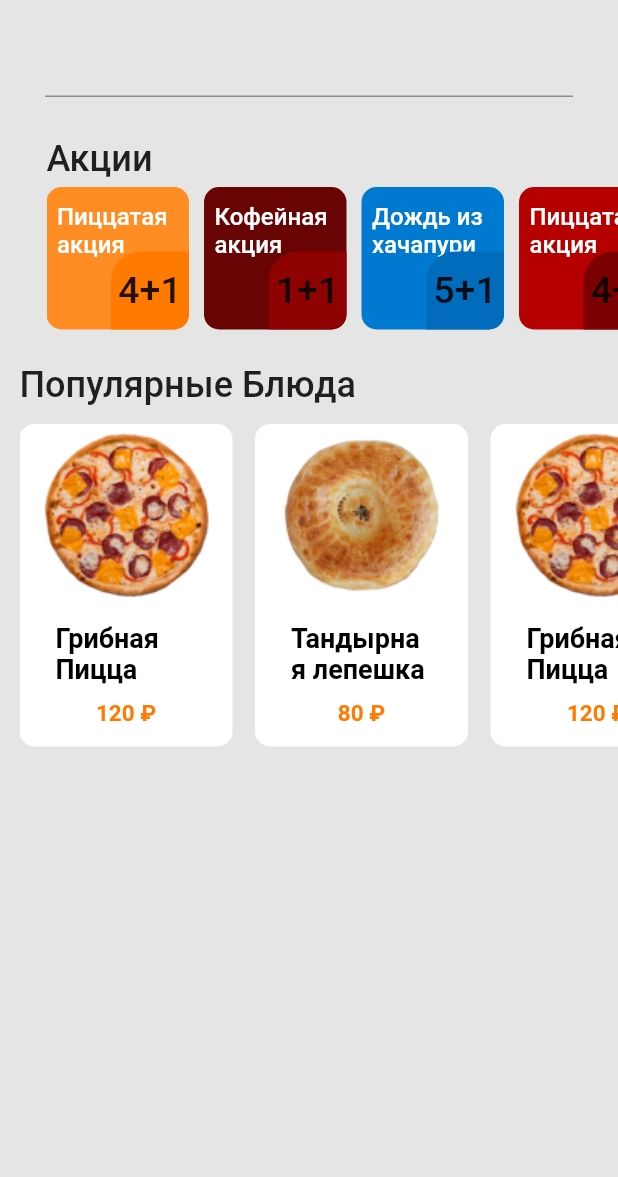
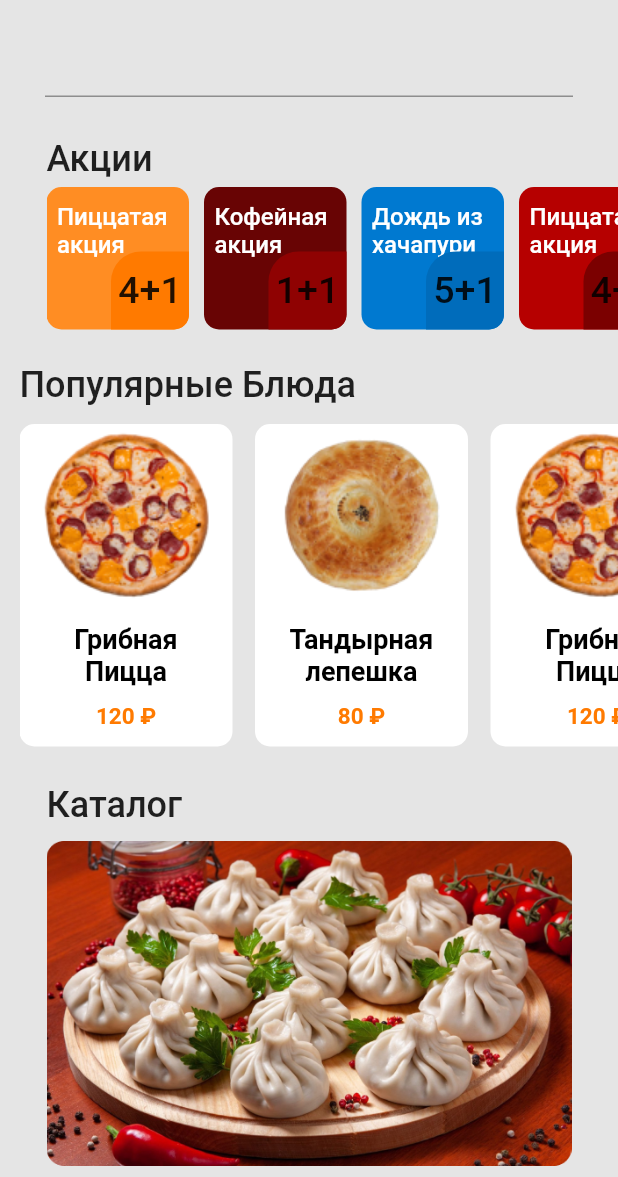
Before and after one commit to IceUnite/guga_screen, a Flutter app: the screen it shows after launch, on a phone screen of 412 x 824 dp, the part 59-1236 px from its top. Run offline on Flutter 3.47's test engine with Material 2 defaults, Android fonts, the phone set to English and light mode, and no system bars; our stand-ins replace flutter_riverpod, flutter_svg, freezed_annotation, riverpod; missing offline and left inert: dart:ffi.

Commit message:
Сделал Ui homePage

```diff
--- /dev/null
+++ b/lib/home_page/data/catalog_product_data.dart
@@ -0,0 +1,25 @@
+import 'package:flutter/material.dart';
+
+class catalogProduct {
+  String assetIamge;
+  String title;
+  String subTitle;
+
+  catalogProduct(
+      this.assetIamge,
+      this.title,
+      this.subTitle,
+      );
+
+}
+List<catalogProduct> catalogProductData = <catalogProduct>[
+  catalogProduct('assets/images/catalog1.png', 'Хинкали', 'Все виды хинкали на любой вкус'),
+  catalogProduct('assets/images/catalog2.png', 'Пицца', 'Тончайшая пицца, на любой вкус'),
+  catalogProduct('assets/images/catalog3.png', 'Лаваш', 'Сочный и диетический лаваш'),
+  catalogProduct('assets/images/catalog4.png', 'Хачапури', 'Сытные и вкусные хачапури'),
+  catalogProduct('assets/images/catalog5.png', 'Булочки', 'Тающие во рту булочки'),
+  catalogProduct('assets/images/catalog6.png', 'Самса', 'Мясная и хрустящая самса, из тандыра'),
+  catalogProduct('assets/images/catalog7.png', 'Хлеб', 'Попробовав, вернетесь в детство'),
+  catalogProduct('assets/images/catalog8.png', 'Еда для бизнеса', 'Накормите своих сотрудников'),
+
+];
--- a/lib/home_page/home_page_ui.dart
+++ b/lib/home_page/home_page_ui.dart
@@ -1,11 +1,13 @@
 import 'package:flutter/material.dart';
 import 'package:flutter_riverpod/flutter_riverpod.dart';
 import 'package:guga_screen/home_page/data/popular_food_data.dart';
+import 'package:guga_screen/home_page/widgets/catalog_product.dart';
 import 'package:guga_screen/home_page/widgets/home_page_appbar.dart';
 import 'package:guga_screen/home_page/widgets/popular_food.dart';
 import 'package:guga_screen/home_page/widgets/promotion_widget.dart';
 import 'package:guga_screen/profile_page/manager.dart';
 
+import 'data/catalog_product_data.dart';
 import 'data/home_page_promotion_data.dart';
 import 'manager.dart';
 
@@ -22,7 +24,7 @@ class _HomePageState extends ConsumerState<HomePage> {
     final homeManager = ref.watch(homeManagerProvider);
     final manager = ref.watch(profileManagerProvider);
     return Scaffold(
-      backgroundColor: Color(0xffE5E5E5),
+      backgroundColor: const Color(0xffE5E5E5),
       appBar: HomePageAppBar(manager.profilePageStateHolder.userAdress),
       body: SingleChildScrollView(
         child: Column(
@@ -31,7 +33,9 @@ class _HomePageState extends ConsumerState<HomePage> {
             Center(
               child: Container(
                   margin: const EdgeInsets.only(left: 30, right: 30),
-                  child: const TextField()),
+                  child: const TextField(
+                    decoration: InputDecoration(),
+                  )),
             ),
             const SizedBox(
               height: 27,
@@ -63,14 +67,19 @@ class _HomePageState extends ConsumerState<HomePage> {
                 },
               ),
             ),
-            const SizedBox(height: 23,),
+            const SizedBox(
+              height: 23,
+            ),
             Container(
               margin: const EdgeInsets.only(left: 13),
               child: const Text(
                 "Популярные Блюда",
                 style: TextStyle(fontSize: 24, fontWeight: FontWeight.w500),
-              ),),
-            SizedBox(height: 12,),
+              ),
+            ),
+            const SizedBox(
+              height: 12,
+            ),
             Container(
               width: double.infinity,
               height: 215,
@@ -82,11 +91,39 @@ class _HomePageState extends ConsumerState<HomePage> {
                   return PopularFood(
                     imageAsset: popularFoodData[index].imageAsset,
                     title: popularFoodData[index].title,
-                    price: popularFoodData[index].price,);
+                    price: popularFoodData[index].price,
+                  );
                 },
               ),
             ),
-
+            const SizedBox(
+              height: 25,
+            ),
+            Container(
+              margin: const EdgeInsets.only(left: 31),
+              child: const Text(
+                'Каталог',
+                style: TextStyle(fontSize: 24, fontWeight: FontWeight.w500),
+              ),
+            ),
+            const SizedBox(
+              height: 10,
+            ),
+            Container(
+              child: ListView.builder(
+                //TODO Починить прокрутку в этом LISTVIEW
+                shrinkWrap: true,
+                scrollDirection: Axis.vertical,
+                itemCount: catalogProductData.length,
+                itemBuilder: (context, int index) {
+                  return CatalogProduct(
+                    assetImage: catalogProductData[index].assetIamge,
+                    title: catalogProductData[index].title,
+                    subTitle: catalogProductData[index].subTitle,
+                  );
+                },
+              ),
+            ),
           ],
         ),
       ),
--- /dev/null
+++ b/lib/home_page/widgets/catalog_product.dart
@@ -0,0 +1,55 @@
+import 'package:flutter/material.dart';
+
+class CatalogProduct extends StatelessWidget {
+  final String assetImage;
+  final String title;
+  final String subTitle;
+
+  const CatalogProduct(
+      {Key? key,
+      required this.assetImage,
+      required this.title,
+      required this.subTitle,
+      })
+      : super(key: key);
+
+  @override
+  Widget build(BuildContext context) {
+    return Container(
+      height: 250,
+      width: double.infinity,
+      margin: const EdgeInsets.only(left: 31, right:31, bottom: 20),
+      child: Column(
+        crossAxisAlignment: CrossAxisAlignment.start,
+        children: [
+          Container(
+            decoration: BoxDecoration(
+              borderRadius: BorderRadius.circular(10),
+            ),
+            child: Image.asset(assetImage, fit: BoxFit.fill,),
+          ),
+          const SizedBox(
+            height: 5,
+          ),
+          Text(
+            title,
+            textAlign: TextAlign.start,
+            style: const TextStyle(
+              fontWeight: FontWeight.w500,
+              fontSize: 19,
+            ),
+          ),
+          Text(
+            subTitle,
+            textAlign: TextAlign.start,
+            style: const TextStyle(
+              fontWeight: FontWeight.w400,
+              fontSize: 15,
+              color: Color(0xff373737),
+            ),
+          ),
+        ],
+      ),
+    );
+  }
+}
--- a/lib/home_page/widgets/popular_food.dart
+++ b/lib/home_page/widgets/popular_food.dart
@@ -18,6 +18,7 @@ class PopularFood extends StatelessWidget {
         borderRadius: BorderRadius.circular(10),
       ),
       child: Column(
+        crossAxisAlignment: CrossAxisAlignment.center,
         children: [
           const SizedBox(
             height: 5,
@@ -32,15 +33,18 @@ class PopularFood extends StatelessWidget {
           ),
            Center(
             child: SizedBox(
-                width: 94,
-                height: 42,
+                width: 100,
+                height: 44,
+                child: Center(
                   child: Text(
                     title,
+                    textAlign: TextAlign.center,
                     maxLines: 2,
                     style: const TextStyle(
                         fontSize: 18,
                         fontWeight: FontWeight.w600,
                         color: Colors.black),
+                  ),
                 )),
           ),
           const SizedBox(
```
Also changed, not shown: assets/images/catalog1.png (added), assets/images/catalog2.png (added), assets/images/catalog3.png (added), assets/images/catalog4.png (added), assets/images/catalog5.png (added), assets/images/catalog6.png (added), assets/images/catalog7.png (added), assets/images/catalog8.png (added). Lines whose indentation alone changed are shown as unchanged.
